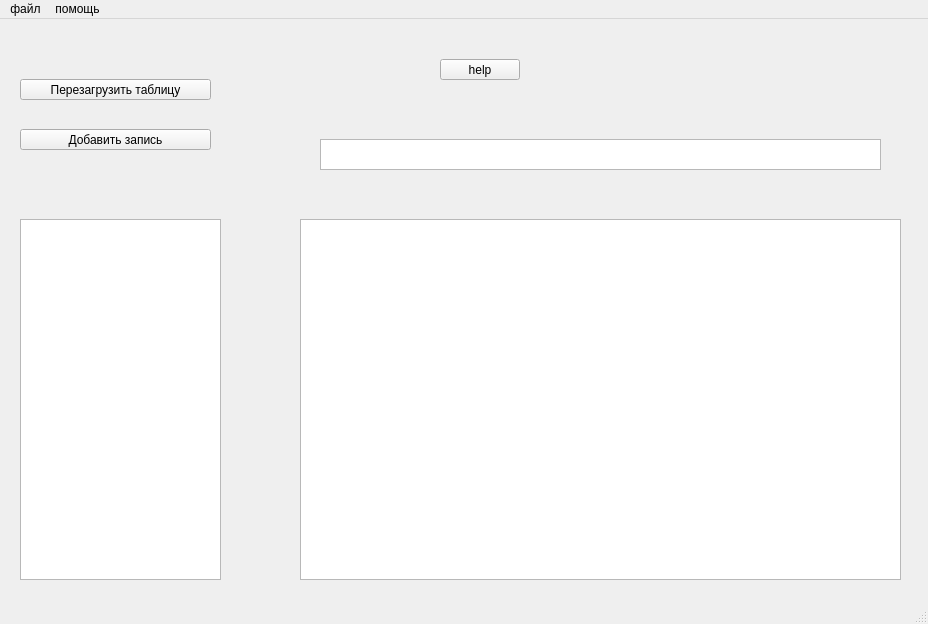
Old version of the form 004_CHMV/QTLearning/CW01/mainwindow.ui in the repository leaptop/repos2.
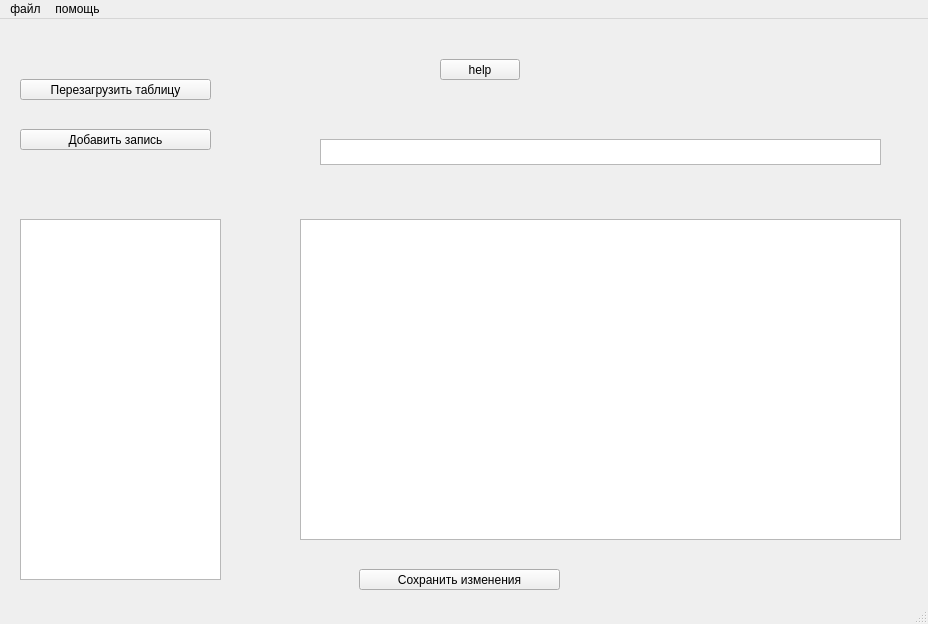
New version of the form.

Patch:
```diff
--- a/004_CHMV/QTLearning/CW01/mainwindow.ui
+++ b/004_CHMV/QTLearning/CW01/mainwindow.ui
@@ -73,7 +73,7 @@
       <x>320</x>
       <y>120</y>
       <width>561</width>
-      <height>31</height>
+      <height>26</height>
      </rect>
     </property>
     <property name="toolTipDuration">
@@ -127,10 +127,23 @@
       <x>300</x>
       <y>200</y>
       <width>601</width>
-      <height>361</height>
+      <height>321</height>
      </rect>
     </property>
    </widget>
+   <widget class="QPushButton" name="pushButton_4">
+    <property name="geometry">
+     <rect>
+      <x>359</x>
+      <y>550</y>
+      <width>201</width>
+      <height>21</height>
+     </rect>
+    </property>
+    <property name="text">
+     <string>Сохранить изменения</string>
+    </property>
+   </widget>
   </widget>
   <widget class="QMenuBar" name="menubar">
    <property name="geometry">
```
